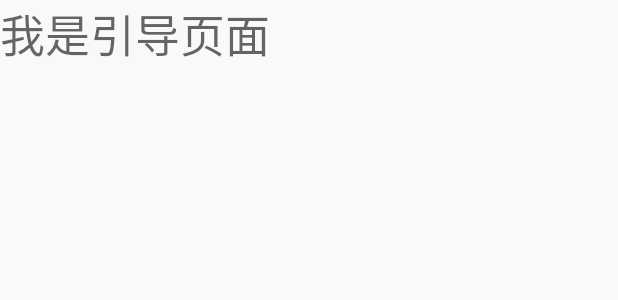
After one commit to aadil0610/SDemo, an Android app: the layout activity_splash.xml on its own in the app's theme, with its tools: preview values and no code run, on a phone screen of 412 x 824 dp. The commit adds this screen. Shown: the top 300 px of the screen. Run offline under Robolectric (Android 15) with nearby library versions, the phone set to English and light mode, and no system bars.

Commit message:
frist add splash activity

```diff
--- a/app/src/main/AndroidManifest.xml
+++ b/app/src/main/AndroidManifest.xml
@@ -8,13 +8,15 @@
         android:label="@string/app_name"
         android:supportsRtl="true"
         android:theme="@style/AppTheme">
-        <activity android:name=".MainActivity">
+
+        <activity android:name=".SplashActivity"
+            android:theme="@style/translucent">
             <intent-filter>
                 <action android:name="android.intent.action.MAIN" />
-
                 <category android:name="android.intent.category.LAUNCHER" />
             </intent-filter>
         </activity>
+        <activity android:name=".MainActivity"></activity>
     </application>
 
 </manifest>
--- /dev/null
+++ b/app/src/main/res/layout/activity_splash.xml
@@ -0,0 +1,18 @@
+<?xml version="1.0" encoding="utf-8"?>
+<LinearLayout xmlns:android="http://schemas.android.com/apk/res/android"
+    xmlns:app="http://schemas.android.com/apk/res-auto"
+    android:orientation="vertical"
+    android:layout_width="match_parent"
+    android:theme="@android:style/Theme.Translucent"
+    android:background="#01000000"
+    android:layout_height="match_parent">
+
+    <TextView
+        android:layout_width="wrap_content"
+        android:layout_height="wrap_content"
+        android:textSize="30sp"
+        android:text="我是引导页面"
+        android:textColor="@color/transparent"/>
+
+
+</LinearLayout>
--- a/app/src/main/res/values/colors.xml
+++ b/app/src/main/res/values/colors.xml
@@ -3,4 +3,6 @@
     <color name="colorPrimary">#3F51B5</color>
     <color name="colorPrimaryDark">#303F9F</color>
     <color name="colorAccent">#FF4081</color>
+
+    <color name="transparent">#9000</color>
 </resources>
--- a/app/src/main/res/values/styles.xml
+++ b/app/src/main/res/values/styles.xml
@@ -8,4 +8,10 @@
         <item name="colorAccent">@color/colorAccent</item>
     </style>
 
+    <style name="translucent">
+        <item name="android:windowBackground">@color/transparent</item>
+        <item name="android:windowIsTranslucent">true</item>
+        <item name="android:windowAnimationStyle">@android:style/Animation.Translucent</item>
+    </style>
+
 </resources>
```
Also changed, not shown: app/src/main/java/com/isme/shen/sdemo/SplashActivity.java (added, +41 -0 lines).
